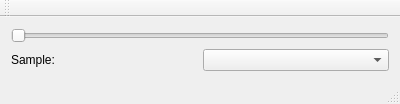
This is samples/shared_qt/basicqtapp.ui in Kvalme/qglgui as Qt 5 draws it before an edit. The edited form follows.
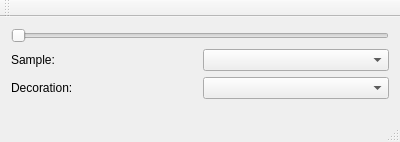
This is the edited form.

Commit message: Initial code for decoration selection

```diff
--- a/samples/shared_qt/basicqtapp.ui
+++ b/samples/shared_qt/basicqtapp.ui
@@ -7,7 +7,7 @@
     <x>0</x>
     <y>0</y>
     <width>400</width>
-    <height>97</height>
+    <height>142</height>
    </rect>
   </property>
   <property name="windowTitle">
@@ -26,19 +26,42 @@
      </widget>
     </item>
     <item>
-     <layout class="QHBoxLayout" name="horizontalLayout">
-      <item>
+     <layout class="QGridLayout" name="gridLayout">
+      <item row="0" column="0">
        <widget class="QLabel" name="label">
         <property name="text">
          <string>Sample:</string>
         </property>
        </widget>
       </item>
-      <item>
+      <item row="0" column="1">
        <widget class="QComboBox" name="selectedSample"/>
       </item>
+      <item row="1" column="0">
+       <widget class="QLabel" name="label_2">
+        <property name="text">
+         <string>Decoration:</string>
+        </property>
+       </widget>
+      </item>
+      <item row="1" column="1">
+       <widget class="QComboBox" name="selectedDecoration"/>
+      </item>
      </layout>
     </item>
+    <item>
+     <spacer name="verticalSpacer">
+      <property name="orientation">
+       <enum>Qt::Vertical</enum>
+      </property>
+      <property name="sizeHint" stdset="0">
+       <size>
+        <width>20</width>
+        <height>40</height>
+       </size>
+      </property>
+     </spacer>
+    </item>
    </layout>
   </widget>
   <widget class="QToolBar" name="mainToolBar">
```
The commit also changes 3 other files.
